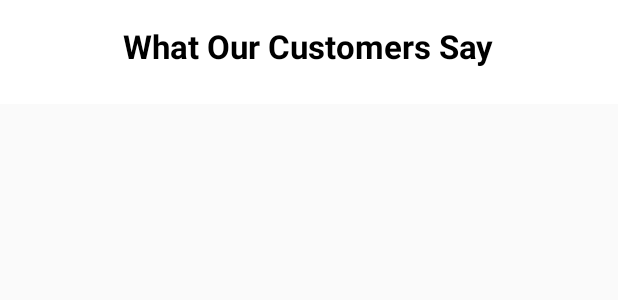
After one commit to supekarsuraj/Book-My-Parking, an Android app built with Jetpack Compose: the layout public_reviews.xml on its own in the app's theme, with its tools: preview values and no code run, on a phone screen of 412 x 824 dp. The commit adds this screen. Shown: the top 300 px of the screen. Run offline under Robolectric (Android 15) with nearby library versions, the phone set to English and light mode, and no system bars.

Commit message:
customer-says
customer-says

```diff
--- a/app/build.gradle.kts
+++ b/app/build.gradle.kts
@@ -72,6 +72,7 @@ dependencies {
     implementation("androidx.compose.ui:ui-tooling-preview:1.5.1")
     implementation("androidx.lifecycle:lifecycle-viewmodel-compose:2.6.2")
     implementation("androidx.compose.material3:material3:1.2.0")
+    implementation(libs.androidx.scenecore)
 
     // Testing
     testImplementation("junit:junit:4.13.2")
--- a/app/src/main/res/layout/home_page.xml
+++ b/app/src/main/res/layout/home_page.xml
@@ -156,5 +156,9 @@
             layout="@layout/video_and_title"
             android:layout_width="match_parent"
             android:layout_height="wrap_content"/>
+        <include
+            layout="@layout/public_reviews"
+            android:layout_width="match_parent"
+            android:layout_height="wrap_content"/>
     </LinearLayout>
 </ScrollView>
--- /dev/null
+++ b/app/src/main/res/layout/public_reviews.xml
@@ -0,0 +1,29 @@
+<?xml version="1.0" encoding="utf-8"?>
+<LinearLayout
+    xmlns:android="http://schemas.android.com/apk/res/android"
+    android:layout_width="match_parent"
+    android:layout_height="wrap_content"
+    android:orientation="vertical"
+    android:gravity="center"
+    android:padding="16dp"
+    android:background="@android:color/white">
+
+    <!-- Section Title -->
+    <TextView
+        android:layout_width="wrap_content"
+        android:layout_height="wrap_content"
+        android:text="What Our Customers Say"
+        android:textSize="22sp"
+        android:textColor="@android:color/black"
+        android:textStyle="bold"
+        android:gravity="center"
+        android:layout_gravity="center"
+        android:paddingBottom="8dp"/>
+
+    <!-- RecyclerView for Reviews -->
+    <androidx.recyclerview.widget.RecyclerView
+        android:id="@+id/recyclerViewReviews"
+        android:layout_width="match_parent"
+        android:layout_height="wrap_content"
+        android:scrollbars="none"/>
+</LinearLayout>
--- a/gradle/libs.versions.toml
+++ b/gradle/libs.versions.toml
@@ -9,6 +9,7 @@ lifecycleRuntimeKtx = "2.8.7"
 activityCompose = "1.9.3"
 composeBom = "2024.04.01"
 appcompat = "1.7.0"
+scenecore = "1.0.0-alpha03"
 
 [libraries]
 androidx-core-ktx = { group = "androidx.core", name = "core-ktx", version.ref = "coreKtx" }
@@ -26,6 +27,7 @@ androidx-ui-test-manifest = { group = "androidx.compose.ui", name = "ui-test-man
 androidx-ui-test-junit4 = { group = "androidx.compose.ui", name = "ui-test-junit4" }
 androidx-material3 = { group = "androidx.compose.material3", name = "material3" }
 androidx-appcompat = { group = "androidx.appcompat", name = "appcompat", version.ref = "appcompat" }
+androidx-scenecore = { group = "androidx.xr.scenecore", name = "scenecore", version.ref = "scenecore" }
 
 [plugins]
 android-application = { id = "com.android.application", version.ref = "agp" }
```
Also changed, not shown: app/src/main/java/com/example/bookmyparking/Home/homePage.kt (+12 -0 lines), app/src/main/java/com/example/bookmyparking/reweiwes/Review.kt (added, +8 -0 lines), app/src/main/java/com/example/bookmyparking/reweiwes/ReviewAdapter.kt (added, +36 -0 lines), app/src/main/res/drawable/circle_shape.xml (added, +7 -0 lines), app/src/main/res/layout/item_review.xml (added, +83 -0 lines), app/src/main/res/drawable/ic_star.gif (added), app/src/main/res/drawable/profile1.jpg (added), app/src/main/res/drawable/profile2.jpg (added), app/src/main/res/drawable/profile3.jpg (added).
